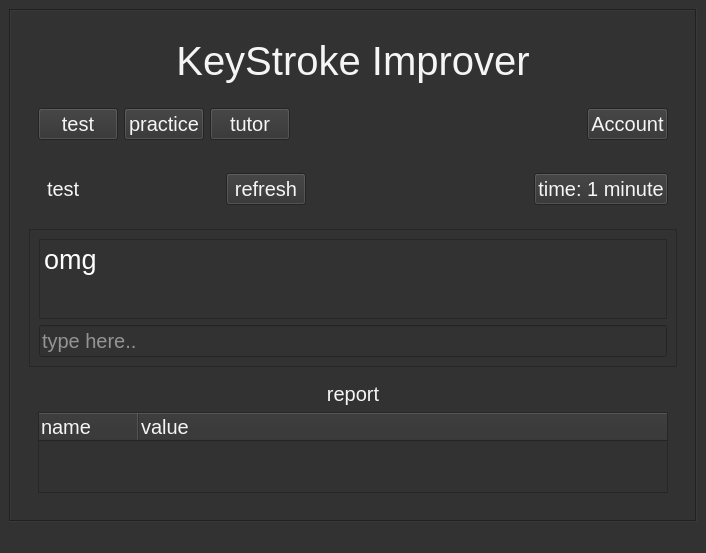
The window that home.ui (Prakash5209/typing_tutor) describes before a commit, drawn with Qt 5.
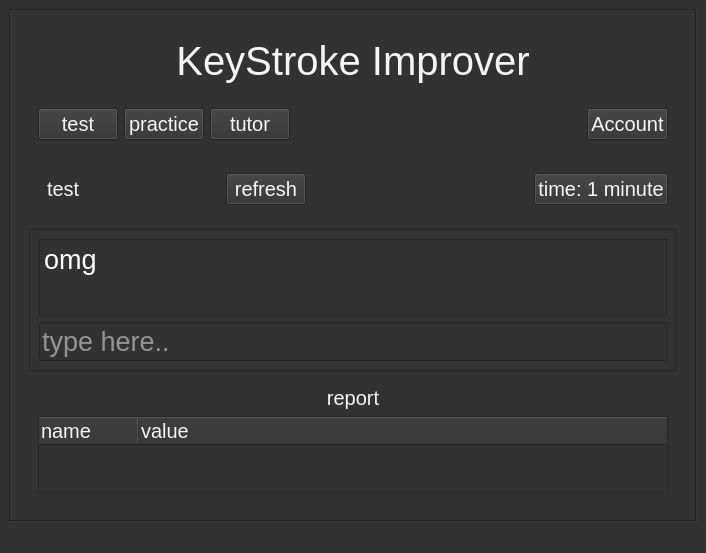
The same window after the commit.

What changed in the file:
```diff
--- a/home.ui
+++ b/home.ui
@@ -291,7 +291,7 @@
                <widget class="QLineEdit" name="test_type">
                 <property name="font">
                  <font>
-                  <pointsize>15</pointsize>
+                  <pointsize>20</pointsize>
                  </font>
                 </property>
                 <property name="styleSheet">
@@ -430,8 +430,8 @@
                <rect>
                 <x>0</x>
                 <y>0</y>
-                <width>648</width>
-                <height>119</height>
+                <width>634</width>
+                <height>117</height>
                </rect>
               </property>
               <layout class="QVBoxLayout" name="verticalLayout_2">
```
